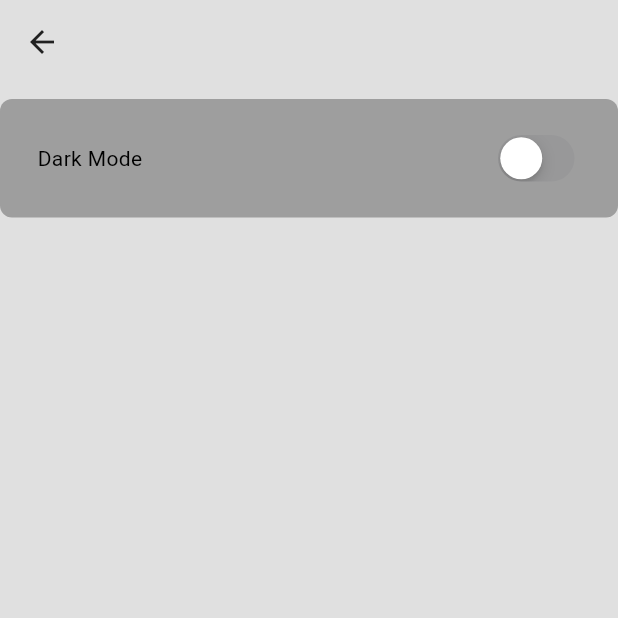
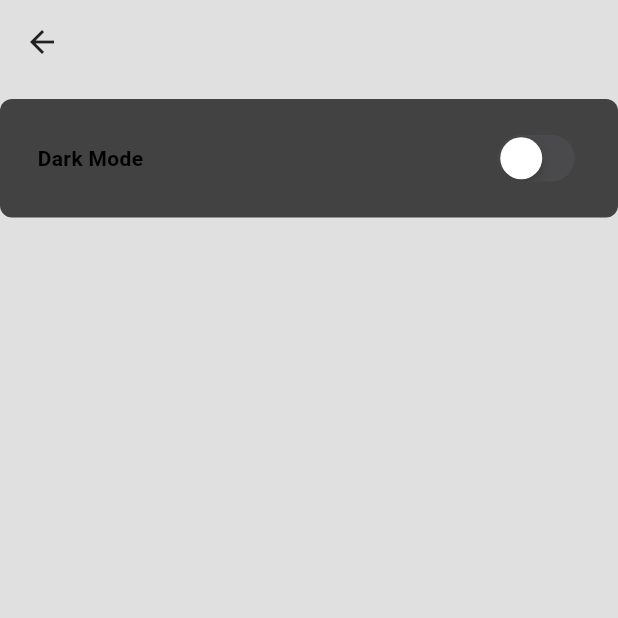
Before and after one commit to SolomonB127/Thrive, a Flutter app: the SettingsPage screen opened directly, on a phone screen of 412 x 824 dp, the top half of it. Run offline on Flutter 3.47's test engine with Material 3 defaults, Android fonts, the phone set to English and light mode, and no system bars; our stand-ins replace flutter_heatmap_calendar, flutter_slidable, isar; accounts and stored records are empty; generated files the repository leaves out were written again.

Commit message:
Modified UI

```diff
--- a/lib/components/habit_tile.dart
+++ b/lib/components/habit_tile.dart
@@ -25,7 +25,7 @@ class HabitTile extends StatelessWidget {
           // edit option
           SlidableAction(
             onPressed: onEdit,
-            backgroundColor: Colors.grey.shade900,
+            backgroundColor: Colors.grey.shade600,
             icon: Icons.settings,
             borderRadius: BorderRadius.circular(8),
           ),
--- a/lib/pages/settings_page.dart
+++ b/lib/pages/settings_page.dart
@@ -17,14 +17,16 @@ class SettingsPage extends StatelessWidget {
       ),
       body: Container(
         decoration: BoxDecoration(
-            color: Theme.of(context).colorScheme.primary,
-            borderRadius: BorderRadius.circular(8)),
+            color: Colors.grey[800], borderRadius: BorderRadius.circular(8)),
         padding: const EdgeInsets.symmetric(vertical: 20, horizontal: 25),
         margin: const EdgeInsets.only(top: 10),
         child: Row(
             mainAxisAlignment: MainAxisAlignment.spaceBetween,
             children: <Widget>[
-              const Text("Dark Mode"),
+              const Text(
+                "Dark Mode",
+                style: TextStyle(fontWeight: FontWeight.bold),
+              ),
               CupertinoSwitch(
                   value: Provider.of<ThemeProvider>(context).isDarkMode,
                   onChanged: (value) =>
```
Also changed, not shown: lib/pages/home_page.dart (+40 -39 lines).
